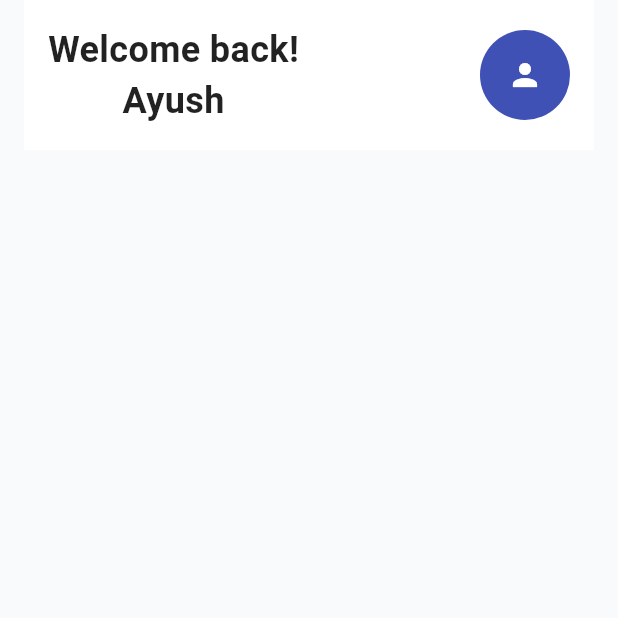
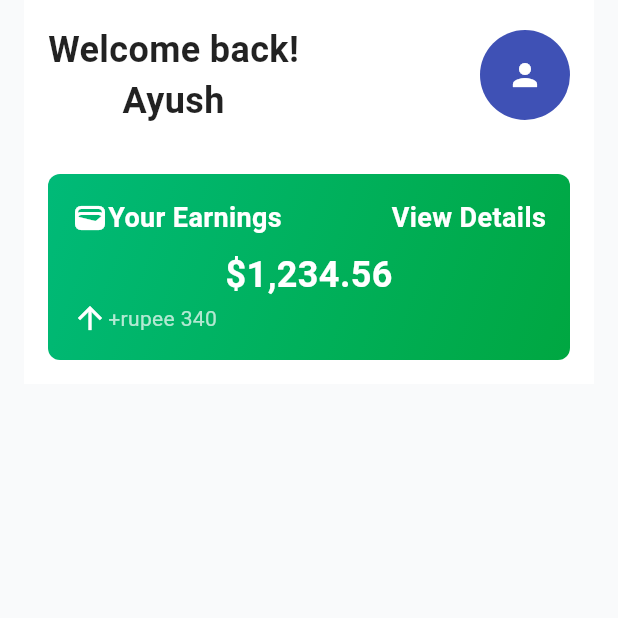
Before and after one commit to AyushGupta11442/gcollector_mobile, a Flutter app: the HomeScreen screen opened directly, on a phone screen of 412 x 824 dp, the top half of it. Run offline on Flutter 3.47's test engine with Material 3 defaults, Android fonts, the phone set to English and light mode, and no system bars; our stand-ins replace flutter_riverpod, hooks_riverpod, shared_preferences; accounts and stored records are empty.

Commit message:
user card made

```diff
--- a/lib/features/Home_page/presentation/widgets/welcome_txt.dart
+++ b/lib/features/Home_page/presentation/widgets/welcome_txt.dart
@@ -1,4 +1,5 @@
 import 'package:flutter/material.dart';
+import 'package:gcollector_mobile/core/theme/app_theme.dart' show AppTheme;
 
 class HomeViewPersonalInfo extends StatelessWidget {
   final String PersonName;
@@ -9,13 +10,17 @@ class HomeViewPersonalInfo extends StatelessWidget {
   Widget build(BuildContext context) {
     return Container(
       width: double.infinity,
-
       decoration: BoxDecoration(
         color: Colors.white,
       ),
       padding: const EdgeInsets.fromLTRB(16, 16, 16, 16),
+      child: Column(
+        children: [
+          Padding(
+            padding: const EdgeInsets.fromLTRB(0, 0, 0, 32),
             child: Row(
               mainAxisAlignment: MainAxisAlignment.spaceBetween,
+
               children: [
                 Column(
                   mainAxisAlignment: MainAxisAlignment.center,
@@ -47,6 +52,78 @@ class HomeViewPersonalInfo extends StatelessWidget {
                   ),
                   child: const Icon(Icons.person, color: Colors.white),
                 ),
+              ],
+            ),
+          ),
+          YourEarningContainer(),
+        ],
+      ),
+    );
+  }
+}
+
+class YourEarningContainer extends StatelessWidget {
+  const YourEarningContainer({super.key});
+
+  @override
+  Widget build(BuildContext context) {
+    return Container(
+      decoration: BoxDecoration(
+        gradient: AppTheme.primaryGradient,
+        borderRadius: BorderRadius.circular(8.0),
+      ),
+      padding: const EdgeInsets.all(16.0),
+      child: Column(
+        mainAxisAlignment: MainAxisAlignment.start,
+        children: [
+          Row(
+            mainAxisAlignment: MainAxisAlignment.spaceBetween,
+            children: [
+              Row(
+                children: [
+                  Icon(Icons.wallet, color: Colors.white),
+                  const Text(
+                    "Your Earnings",
+                    style: TextStyle(
+                      fontSize: 18.0,
+                      fontWeight: FontWeight.bold,
+                      color: Colors.white,
+                    ),
+                  ),
+
+                ],
+              ),
+              const Text(
+                    "View Details",
+                    style: TextStyle(
+                      fontSize: 18.0,
+                      fontWeight: FontWeight.bold,
+                      color: Colors.white,
+                    ),
+                  ),
+            ],
+          ),
+          const SizedBox(height: 8.0),
+          const Text(
+            "\$1,234.56",
+            style: TextStyle(
+              fontSize: 24.0,
+              fontWeight: FontWeight.bold,
+              color: Colors.white,
+            ),
+          ),
+          Row(
+            children: [
+              const Icon(Icons.arrow_upward_outlined, color: Colors.white),
+              Text(
+                "+rupee 340",
+                style: const TextStyle(
+                  fontSize: 14.0,
+                  color: Colors.white70,
+                ),
+              ),
+            ],
+          )
         ],
       ),
     );
```
Lines whose indentation alone changed are shown as unchanged.
